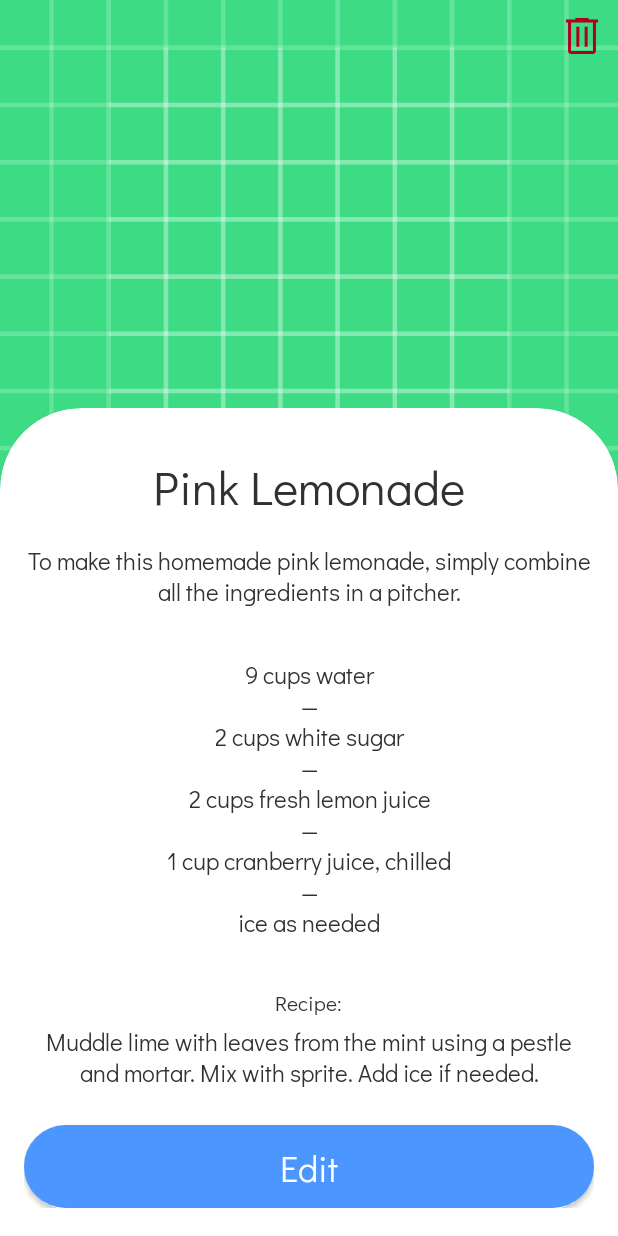
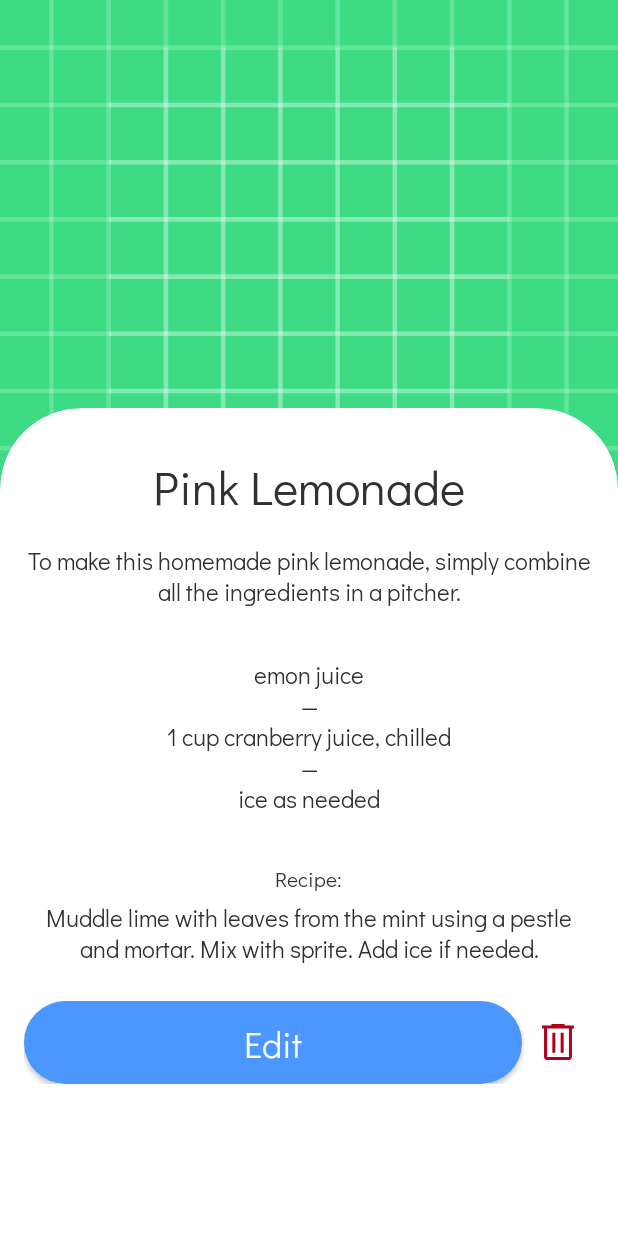
Before and after one commit to arshapshap/cocktail-bar, an Android app: the layout fragment_details.xml on its own in the app's theme, with its tools: preview values and no code run, on a phone screen of 412 x 824 dp. Run offline under Robolectric (Android 15) with nearby library versions, the phone set to English and light mode, and no system bars.

Commit message:
Replace "Delete" button on DetailsFragment

```diff
--- a/app/src/main/java/com/arshapshap/surftraineetask/presentation/screens/editing/EditingFragment.kt
+++ b/app/src/main/java/com/arshapshap/surftraineetask/presentation/screens/editing/EditingFragment.kt
@@ -56,7 +56,7 @@ class EditingFragment : BaseFragment<FragmentEditingBinding, EditingScreenViewMo
                 onDeleteIngredientClick = viewModel::deleteIngredient
             )
             loadedImageView.setOnClickListener {
-                if (!viewModel.editingCocktail.value?.imageUri.isNullOrBlank())
+                if (viewModel.editingCocktail.value?.imageUri.isNullOrBlank())
                     getImageFromGallery()
                 else
                     showImageChangingDialog()
--- a/app/src/main/res/layout/fragment_details.xml
+++ b/app/src/main/res/layout/fragment_details.xml
@@ -16,17 +16,6 @@
         app:layout_constraintStart_toStartOf="parent"
         app:layout_constraintTop_toTopOf="parent"
         tools:src="@drawable/ic_launcher_background" />
-
-    <ImageView
-        android:id="@+id/delete_image_view"
-        android:layout_width="@dimen/corner_button_size"
-        android:layout_height="@dimen/corner_button_size"
-        android:layout_margin="@dimen/corner_button_margin"
-        android:contentDescription="@string/delete"
-        android:src="@drawable/ic_delete_trash"
-        app:layout_constraintEnd_toEndOf="parent"
-        app:layout_constraintTop_toTopOf="parent"
-        app:tint="?attr/colorError" />
 
     <androidx.constraintlayout.widget.Guideline
         android:id="@+id/card_view_top_guideline"
@@ -82,7 +71,7 @@
                     android:layout_marginTop="32dp"
                     android:gravity="center_horizontal"
                     android:textAppearance="@style/Text.Normal"
-                    tools:text="9 cups water\n—\n2 cups white sugar\n—\n2 cups fresh lemon juice\n—\n1 cup cranberry juice, chilled\n—\nice as needed" />
+                    tools:text="emon juice\n—\n1 cup cranberry juice, chilled\n—\nice as needed" />
 
                 <TextView
                     android:id="@+id/recipe_subtitle_text_view"
@@ -102,14 +91,32 @@
                     android:textAppearance="@style/Text.Normal"
                     tools:text="Muddle lime with leaves from the mint using a pestle and mortar. Mix with sprite. Add ice if needed." />
 
-                <androidx.appcompat.widget.AppCompatButton
-                    android:id="@+id/edit_button"
+                <LinearLayout
                     android:layout_width="match_parent"
-                    android:layout_height="55dp"
+                    android:layout_height="wrap_content"
                     android:layout_marginTop="24dp"
-                    android:background="@drawable/ripple_button"
-                    android:text="@string/edit"
-                    android:textAppearance="@style/Text.OnButton" />
+                    android:gravity="center">
+
+                    <androidx.appcompat.widget.AppCompatButton
+                        android:id="@+id/edit_button"
+                        android:layout_width="wrap_content"
+                        android:layout_height="55dp"
+                        android:layout_weight="1"
+                        android:background="@drawable/ripple_button"
+                        android:text="@string/edit"
+                        android:textAppearance="@style/Text.OnButton" />
+
+                    <ImageView
+                        android:id="@+id/delete_image_view"
+                        android:layout_width="@dimen/corner_button_size"
+                        android:layout_height="@dimen/corner_button_size"
+                        android:layout_margin="@dimen/corner_button_margin"
+                        android:contentDescription="@string/delete"
+                        android:src="@drawable/ic_delete_trash"
+                        app:layout_constraintEnd_toEndOf="parent"
+                        app:layout_constraintTop_toTopOf="parent"
+                        app:tint="?attr/colorError" />
+                </LinearLayout>
 
             </androidx.appcompat.widget.LinearLayoutCompat>
 
--- a/app/src/main/res/layout/item_cocktail_card.xml
+++ b/app/src/main/res/layout/item_cocktail_card.xml
@@ -13,7 +13,7 @@
         android:layout_width="match_parent"
         android:layout_height="match_parent"
         android:importantForAccessibility="no"
-        android:scaleType="centerInside"
+        android:scaleType="centerCrop"
         android:src="@drawable/img_summer_holidays" />
 
     <TextView
@@ -22,8 +22,8 @@
         android:layout_height="wrap_content"
         android:layout_gravity="bottom|center"
         android:layout_marginBottom="30dp"
+        android:background="@drawable/shape_radius80"
         android:padding="4dp"
-        android:background="@drawable/shape_radius80"
         android:textAppearance="@style/Text.OnCard"
         tools:text="Pink Limonade" />
 
```
